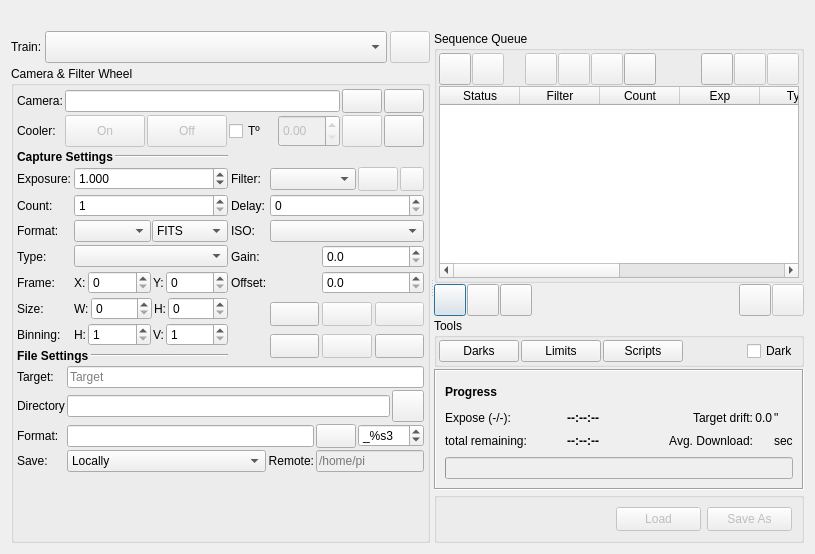
Qt form kstars/ekos/capture/capture.ui (KDE/kstars) before a commit.
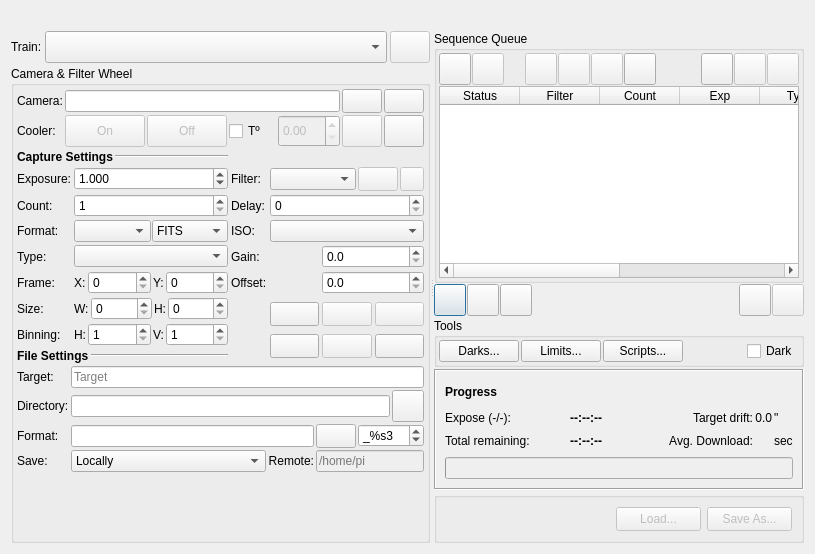
The same form after that commit. Icons and pictures are not drawn. Custom widgets are drawn as their Qt base class.

```diff
--- a/kstars/ekos/capture/capture.ui
+++ b/kstars/ekos/capture/capture.ui
@@ -957,7 +957,7 @@
                <string/>
               </property>
               <property name="text">
-               <string>Directory</string>
+               <string>Directory:</string>
               </property>
              </widget>
             </item>
@@ -2171,7 +2171,7 @@
                <string>Create and manage Dark Library</string>
               </property>
               <property name="text">
-               <string>Darks</string>
+               <string>Darks...</string>
               </property>
              </widget>
             </item>
@@ -2181,7 +2181,7 @@
                <string>Configure Guide &amp; Focus limits</string>
               </property>
               <property name="text">
-               <string>Limits</string>
+               <string>Limits...</string>
               </property>
              </widget>
             </item>
@@ -2197,7 +2197,7 @@
                <string>Manage sequence scripts</string>
               </property>
               <property name="text">
-               <string>Scripts</string>
+               <string>Scripts...</string>
               </property>
              </widget>
             </item>
@@ -2245,7 +2245,7 @@
             <item row="2" column="0">
              <widget class="QLabel" name="jobLabel">
               <property name="text">
-               <string>total remaining:</string>
+               <string>Total remaining:</string>
               </property>
              </widget>
             </item>
@@ -2443,7 +2443,7 @@
               <string>Load a new sequence file</string>
              </property>
              <property name="text">
-              <string>Load</string>
+              <string>Load...</string>
              </property>
             </widget>
            </item>
@@ -2465,7 +2465,7 @@
               <string>Save to a new sequence file</string>
              </property>
              <property name="text">
-              <string>Save As</string>
+              <string>Save As...</string>
              </property>
             </widget>
            </item>
```
Left out of the diff: 14 changed lines with no effect on the pictures.
